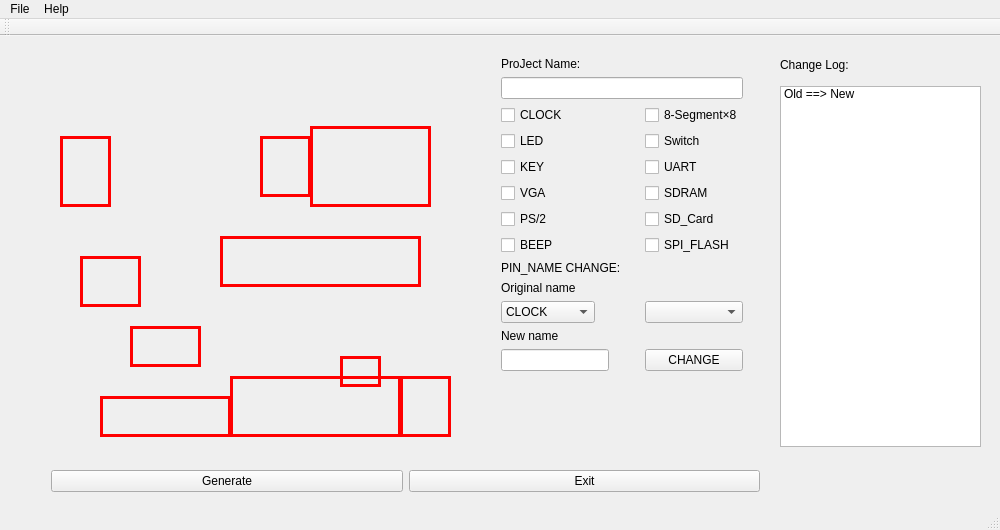
z1412247644/HDU_FPGA_Cyclone10LP_PIN, file mainwindow.ui: the form before one commit.
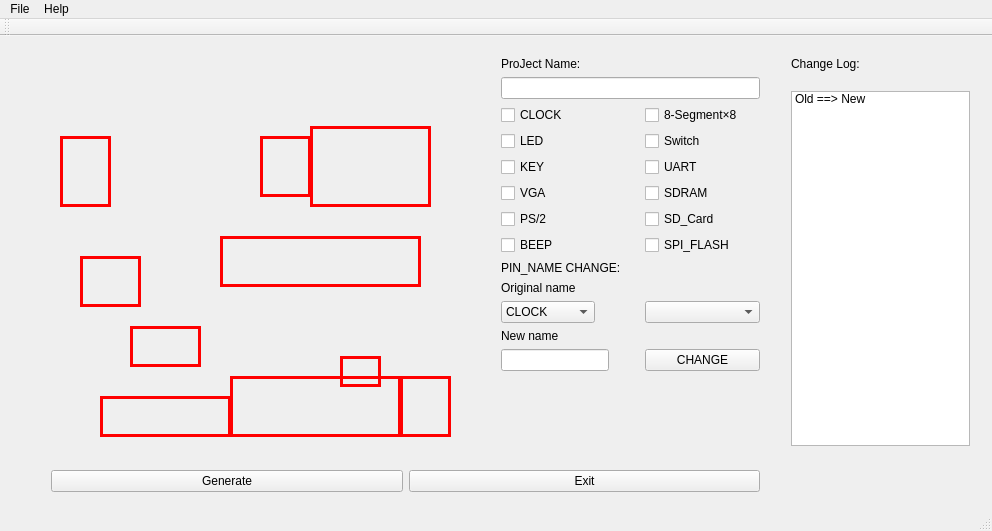
The form after the commit. Icons and pictures are not drawn.

Patch:
```diff
--- a/mainwindow.ui
+++ b/mainwindow.ui
@@ -6,8 +6,8 @@
    <rect>
     <x>0</x>
     <y>0</y>
-    <width>1000</width>
-    <height>530</height>
+    <width>992</width>
+    <height>531</height>
    </rect>
   </property>
   <property name="sizePolicy">
@@ -31,7 +31,7 @@
     </property>
     <layout class="QFormLayout" name="formLayout">
      <property name="sizeConstraint">
-      <enum>QLayout::SetFixedSize</enum>
+      <enum>QLayout::SetDefaultConstraint</enum>
      </property>
      <property name="fieldGrowthPolicy">
       <enum>QFormLayout::AllNonFixedFieldsGrow</enum>
@@ -623,33 +623,43 @@
      <string/>
     </property>
    </widget>
-   <widget class="QLabel" name="label_ChangeLog">
+   <widget class="QWidget" name="verticalLayoutWidget">
     <property name="geometry">
      <rect>
       <x>780</x>
-      <y>20</y>
-      <width>209</width>
-      <height>18</height>
-     </rect>
-    </property>
-    <property name="text">
-     <string>Change Log:</string>
-    </property>
-   </widget>
-   <widget class="QListWidget" name="listWidget">
-    <property name="geometry">
-     <rect>
-      <x>780</x>
-      <y>50</y>
+      <y>10</y>
       <width>201</width>
-      <height>361</height>
+      <height>411</height>
      </rect>
     </property>
-    <item>
-     <property name="text">
-      <string>Old ==&gt; New</string>
+    <layout class="QVBoxLayout" name="verticalLayout">
+     <property name="sizeConstraint">
+      <enum>QLayout::SetDefaultConstraint</enum>
      </property>
-    </item>
+     <item>
+      <widget class="QLabel" name="label_ChangeLog">
+       <property name="text">
+        <string>Change Log:
+</string>
+       </property>
+      </widget>
+     </item>
+     <item alignment="Qt::AlignLeft">
+      <widget class="QListWidget" name="listWidget">
+       <property name="maximumSize">
+        <size>
+         <width>200</width>
+         <height>16777215</height>
+        </size>
+       </property>
+       <item>
+        <property name="text">
+         <string>Old ==&gt; New</string>
+        </property>
+       </item>
+      </widget>
+     </item>
+    </layout>
    </widget>
   </widget>
   <widget class="QMenuBar" name="menuBar">
@@ -657,7 +667,7 @@
     <rect>
      <x>0</x>
      <y>0</y>
-     <width>1000</width>
+     <width>992</width>
      <height>23</height>
     </rect>
    </property>
```
